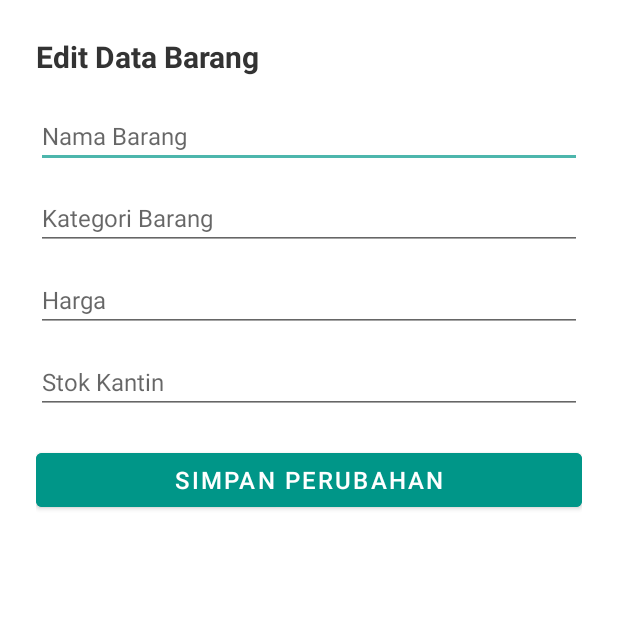
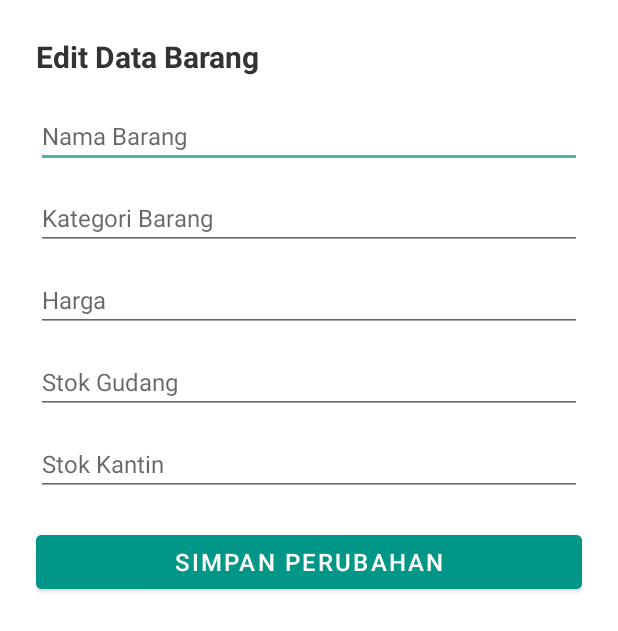
Before and after one commit to Taufiqurrohman58/gQasir, an Android app built with Jetpack Compose: the fragment EditFragment shown on its own in the app's theme, on a phone screen of 412 x 824 dp. Shown: the top 631 px of the screen. Run offline under Robolectric (Android 15) with nearby library versions, the phone set to English and light mode, and no system bars.

Commit message:
push ke empat

```diff
--- a/app/src/main/java/com/kerdus/gqasir/data/Repository.kt
+++ b/app/src/main/java/com/kerdus/gqasir/data/Repository.kt
@@ -1,5 +1,6 @@
 package com.kerdus.gqasir.data
 
+import com.kerdus.gqasir.data.api.request.ProdukUpdateRequest
 import com.kerdus.gqasir.data.api.response.LoginResponse
 import com.kerdus.gqasir.data.api.response.ProdukResponseItem
 import com.kerdus.gqasir.data.api.retrofit.ApiService
@@ -23,6 +24,11 @@ class Repository private constructor(
         val token = userPreference.getSession().first().token
         return apiService.getProduk("Bearer $token")
     }
+    suspend fun updateProduk(id: Int, request: ProdukUpdateRequest): ProdukResponseItem {
+        val token = userPreference.getSession().first().token
+        return apiService.updateProduk(id, "Bearer $token", request)
+    }
+
 
     suspend fun saveSession(user: UserModel) {
         userPreference.saveSession(user)
--- a/app/src/main/java/com/kerdus/gqasir/data/api/retrofit/ApiService.kt
+++ b/app/src/main/java/com/kerdus/gqasir/data/api/retrofit/ApiService.kt
@@ -1,6 +1,7 @@
 package com.kerdus.gqasir.data.api.retrofit
 
 import com.kerdus.gqasir.Product
+import com.kerdus.gqasir.data.api.request.ProdukUpdateRequest
 import com.kerdus.gqasir.data.api.response.LoginResponse
 import com.kerdus.gqasir.data.api.response.ProdukResponseItem
 import retrofit2.Call
@@ -9,6 +10,8 @@ import retrofit2.http.GET
 import retrofit2.http.Header
 import retrofit2.http.Headers
 import retrofit2.http.POST
+import retrofit2.http.PUT
+import retrofit2.http.Path
 import retrofit2.http.Query
 
 data class LoginRequest(
@@ -33,4 +36,12 @@ interface ApiService {
         @Query("kategori") kategori: String,
         @Header("Authorization") token: String
     ): Call<List<Product>>
+
+    @PUT("api/produk/{id}")
+    suspend fun updateProduk(
+        @Path("id") id: Int,
+        @Header("Authorization") token: String,
+        @Body produk: ProdukUpdateRequest
+    ): ProdukResponseItem
+
 }
--- a/app/src/main/java/com/kerdus/gqasir/ui/ViewModelFactory.kt
+++ b/app/src/main/java/com/kerdus/gqasir/ui/ViewModelFactory.kt
@@ -8,6 +8,7 @@ import com.kerdus.gqasir.data.Repository
 import com.kerdus.gqasir.ui.login.LoginViewModel
 import com.kerdus.gqasir.MainViewModel
 import com.kerdus.gqasir.di.Injection
+import com.kerdus.gqasir.ui.edit.EditProdukViewModel
 
 class ViewModelFactory(private val repository: Repository) : ViewModelProvider.NewInstanceFactory() {
 
@@ -19,6 +20,9 @@ class ViewModelFactory(private val repository: Repository) : ViewModelProvider.N
             }
             modelClass.isAssignableFrom(LoginViewModel::class.java) -> {
                 LoginViewModel(repository) as T
+            }
+            modelClass.isAssignableFrom(EditProdukViewModel::class.java) -> {
+                EditProdukViewModel(repository) as T
             }
             else -> throw IllegalArgumentException("Unknown ViewModel class: " + modelClass.name)
         }
--- a/app/src/main/java/com/kerdus/gqasir/ui/edit/EditFragment.kt
+++ b/app/src/main/java/com/kerdus/gqasir/ui/edit/EditFragment.kt
@@ -1,37 +1,35 @@
 package com.kerdus.gqasir.ui.edit
 
 import android.os.Bundle
+import android.view.*
+import android.widget.Toast
 import androidx.fragment.app.Fragment
-import android.view.LayoutInflater
-import android.view.Menu
-import android.view.MenuInflater
-import android.view.View
-import android.view.ViewGroup
+import androidx.lifecycle.ViewModelProvider
+import androidx.navigation.fragment.findNavController
 import com.kerdus.gqasir.R
+import com.kerdus.gqasir.data.Repository
+import com.kerdus.gqasir.data.api.request.ProdukUpdateRequest
+import com.kerdus.gqasir.data.api.response.ProdukResponseItem
+import com.kerdus.gqasir.data.api.retrofit.ApiConfig
+import com.kerdus.gqasir.data.pref.UserPreference
+import com.kerdus.gqasir.data.pref.dataStore
+import com.kerdus.gqasir.databinding.FragmentEditBinding
+import com.kerdus.gqasir.ui.ViewModelFactory
 
-// TODO: Rename parameter arguments, choose names that match
-// the fragment initialization parameters, e.g. ARG_ITEM_NUMBER
-private const val ARG_PARAM1 = "param1"
-private const val ARG_PARAM2 = "param2"
+class EditFragment : Fragment() {
 
-/**
- * A simple [Fragment] subclass.
- * Use the [EditFragment.newInstance] factory method to
- * create an instance of this fragment.
- */
-class EditFragment : Fragment() {
-    // TODO: Rename and change types of parameters
-    private var param1: String? = null
-    private var param2: String? = null
+    private var _binding: FragmentEditBinding? = null
+    private val binding get() = _binding!!
+
+    private lateinit var viewModel: EditProdukViewModel
+    private var produk: ProdukResponseItem? = null
+    private var hasNavigated = false
 
     override fun onCreate(savedInstanceState: Bundle?) {
         super.onCreate(savedInstanceState)
         setHasOptionsMenu(true)
-        arguments?.let {
-            param1 = it.getString(ARG_PARAM1)
-            param2 = it.getString(ARG_PARAM2)
-        }
     }
+
     override fun onCreateOptionsMenu(menu: Menu, inflater: MenuInflater) {
         inflater.inflate(R.menu.main2, menu)
         super.onCreateOptionsMenu(menu, inflater)
@@ -39,34 +37,78 @@ class EditFragment : Fragment() {
 
     override fun onPrepareOptionsMenu(menu: Menu) {
         super.onPrepareOptionsMenu(menu)
-        menu.findItem(R.id.searchButton)?.isVisible = false // ❌ Sembunyikan Search
+        menu.findItem(R.id.searchButton)?.isVisible = false
     }
 
     override fun onCreateView(
         inflater: LayoutInflater, container: ViewGroup?,
         savedInstanceState: Bundle?
-    ): View? {
-        // Inflate the layout for this fragment
-        return inflater.inflate(R.layout.fragment_edit, container, false)
+    ): View {
+        _binding = FragmentEditBinding.inflate(inflater, container, false)
+        return binding.root
     }
 
-    companion object {
-        /**
-         * Use this factory method to create a new instance of
-         * this fragment using the provided parameters.
-         *
-         * @param param1 Parameter 1.
-         * @param param2 Parameter 2.
-         * @return A new instance of fragment EditFragment.
-         */
-        // TODO: Rename and change types and number of parameters
-        @JvmStatic
-        fun newInstance(param1: String, param2: String) =
-            EditFragment().apply {
-                arguments = Bundle().apply {
-                    putString(ARG_PARAM1, param1)
-                    putString(ARG_PARAM2, param2)
-                }
+    override fun onViewCreated(view: View, savedInstanceState: Bundle?) {
+        super.onViewCreated(view, savedInstanceState)
+
+        produk = arguments?.getParcelable("produk")
+
+        val pref = UserPreference.getInstance(requireContext().dataStore)
+        val apiService = ApiConfig.getApiService()
+        val repository = Repository.getInstance(pref, apiService)
+        viewModel = ViewModelProvider(
+            this,
+            ViewModelFactory(repository)
+        )[EditProdukViewModel::class.java]
+
+        produk?.let { item ->
+            binding.etNamaBarang.setText(item.name)
+            binding.etKategoriBarang.setText(item.category)
+            binding.etHarga.setText(item.price.toString())
+            binding.etStokGudang.setText(item.stockGudang.toString())
+            binding.etStokKantin.setText(item.stockKantin.toString())
+        }
+
+        binding.btnSimpanEdit.setOnClickListener {
+            println("🟢 Tombol Simpan diklik")
+
+            val updated = ProdukUpdateRequest(
+                name = binding.etNamaBarang.text.toString(),
+                category = binding.etKategoriBarang.text.toString(),
+                price = binding.etHarga.text.toString().toIntOrNull() ?: 0,
+                stock_gudang = binding.etStokGudang.text.toString().toIntOrNull() ?: 0,
+                stock_kantin = binding.etStokKantin.text.toString().toIntOrNull() ?: 0
+            )
+
+            println("📦 Data Update: $updated")
+
+            produk?.let { produkItem ->
+                println("🔧 ID Produk: ${produkItem.id}")
+                viewModel.updateProduk(produkItem.id, updated)
+            } ?: println("❌ Produk null, tidak bisa update")
+        }
+
+
+
+        viewModel.result.observe(viewLifecycleOwner) { updatedProduk ->
+            if (updatedProduk != null && !hasNavigated) {
+                hasNavigated = true
+                Toast.makeText(requireContext(), "Produk berhasil diperbarui", Toast.LENGTH_SHORT).show()
+                findNavController().navigate(R.id.action_editFragment_to_homeFragment)
+            } else if (!hasNavigated) {
+                Toast.makeText(requireContext(), "Gagal memperbarui produk", Toast.LENGTH_SHORT).show()
             }
+        }
+
+
+
+        viewModel.isLoading.observe(viewLifecycleOwner) { isLoading ->
+            binding.progressBar.visibility = if (isLoading) View.VISIBLE else View.GONE
+        }
+    }
+
+    override fun onDestroyView() {
+        super.onDestroyView()
+        _binding = null
     }
 }
--- /dev/null
+++ b/app/src/main/java/com/kerdus/gqasir/ui/edit/EditViewModel.kt
@@ -0,0 +1,35 @@
+package com.kerdus.gqasir.ui.edit
+
+import androidx.lifecycle.LiveData
+import androidx.lifecycle.MutableLiveData
+import androidx.lifecycle.ViewModel
+import androidx.lifecycle.viewModelScope
+import com.kerdus.gqasir.data.Repository
+import com.kerdus.gqasir.data.api.request.ProdukUpdateRequest
+import com.kerdus.gqasir.data.api.response.ProdukResponseItem
+import kotlinx.coroutines.launch
+
+class EditProdukViewModel(private val repository: Repository) : ViewModel() {
+    private val _result = MutableLiveData<ProdukResponseItem>()
+    val result: LiveData<ProdukResponseItem> = _result
+
+    private val _isLoading = MutableLiveData<Boolean>()
+    val isLoading: LiveData<Boolean> = _isLoading
+
+    fun updateProduk(id: Int, request: ProdukUpdateRequest) {
+        viewModelScope.launch {
+            _isLoading.value = true
+            try {
+                val updated = repository.updateProduk(id, request)
+                _result.value = updated
+                println("Update sukses: $updated")
+            } catch (e: Exception) {
+                e.printStackTrace()
+                println("Update gagal: ${e.message}")
+            } finally {
+                _isLoading.value = false
+            }
+        }
+    }
+
+}
--- a/app/src/main/res/layout/fragment_edit.xml
+++ b/app/src/main/res/layout/fragment_edit.xml
@@ -1,11 +1,16 @@
 <?xml version="1.0" encoding="utf-8"?>
-<ScrollView
+<RelativeLayout
     xmlns:android="http://schemas.android.com/apk/res/android"
     xmlns:tools="http://schemas.android.com/tools"
     android:layout_width="match_parent"
     android:layout_height="match_parent"
     android:padding="16dp"
     tools:context=".ui.edit.EditFragment">
+
+    <ScrollView
+        android:id="@+id/formContainer"
+        android:layout_width="match_parent"
+        android:layout_height="wrap_content">
 
         <LinearLayout
             android:layout_width="match_parent"
@@ -39,7 +44,7 @@
                 android:layout_width="match_parent"
                 android:layout_height="wrap_content"
                 android:hint="Kategori Barang"
-            android:inputType="number"
+                android:inputType="text"
                 android:textSize="16sp"
                 android:layout_marginBottom="12dp" />
 
@@ -49,6 +54,16 @@
                 android:layout_width="match_parent"
                 android:layout_height="wrap_content"
                 android:hint="Harga"
+                android:inputType="number"
+                android:textSize="16sp"
+                android:layout_marginBottom="12dp" />
+
+            <!-- Stok Gudang -->
+            <EditText
+                android:id="@+id/etStokGudang"
+                android:layout_width="match_parent"
+                android:layout_height="wrap_content"
+                android:hint="Stok Gudang"
                 android:inputType="number"
                 android:textSize="16sp"
                 android:layout_marginBottom="12dp" />
@@ -63,7 +78,6 @@
                 android:textSize="16sp"
                 android:layout_marginBottom="12dp" />
 
-
             <!-- Tombol Simpan -->
             <Button
                 android:id="@+id/btnSimpanEdit"
@@ -77,3 +91,14 @@
 
         </LinearLayout>
     </ScrollView>
+
+    <!-- ProgressBar Loading -->
+    <ProgressBar
+        android:id="@+id/progressBar"
+        style="?android:attr/progressBarStyleLarge"
+        android:layout_width="wrap_content"
+        android:layout_height="wrap_content"
+        android:layout_centerInParent="true"
+        android:visibility="gone" />
+
+</RelativeLayout>
```
Also changed, not shown: app/src/main/java/com/kerdus/gqasir/data/api/request/ProdukUpdateRequest.kt (added, +9 -0 lines), app/src/main/java/com/kerdus/gqasir/ui/add/AddFragment.kt (+16 -43 lines), app/src/main/java/com/kerdus/gqasir/ui/detail/DetailFragment.kt (+8 -1 lines), app/src/main/res/navigation/mobile_navigation.xml (+16 -4 lines), app/src/main/res/navigation/nav_graph.xml (deleted, +0 -28 lines). Lines whose indentation alone changed are shown as unchanged.
